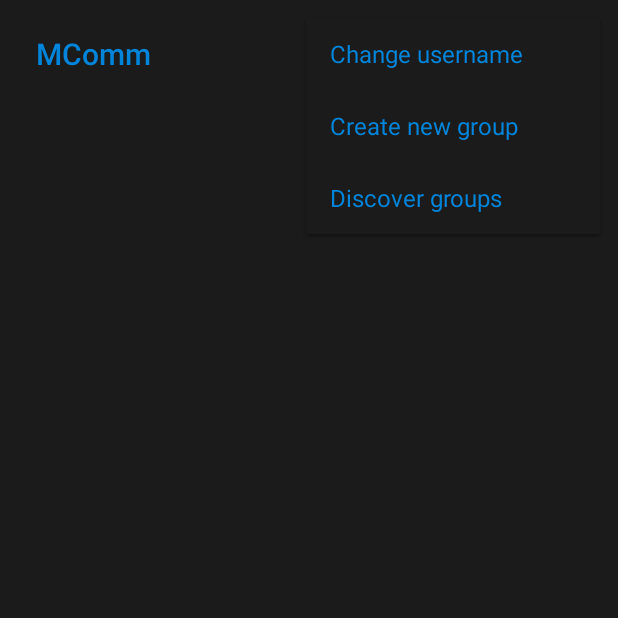
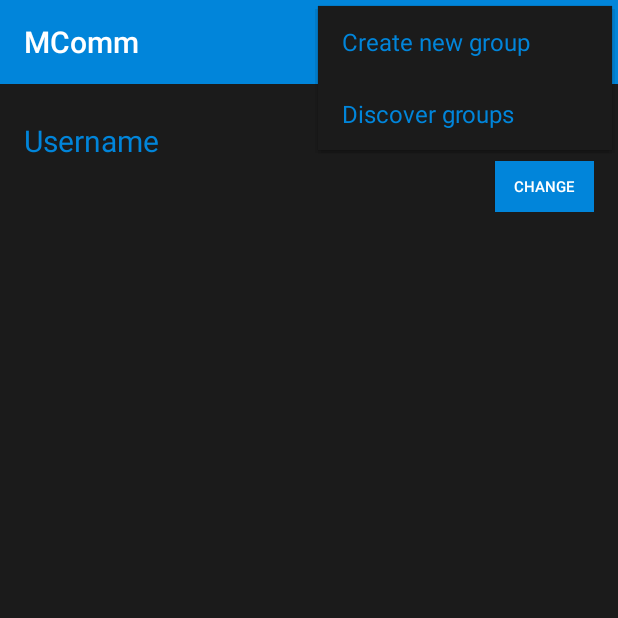
Before and after one commit to lucianPaul97/MComm, an Android app: the screen it shows after launch (MainActivity), with the options menu open, on a phone screen of 412 x 824 dp, the top half of it. Run offline under Robolectric (Android 15) with nearby library versions, the phone set to English and light mode, and no system bars.

Commit message:
Refactor interface for changing username

```diff
--- /dev/null
+++ b/MComm/app/src/main/java/com/example/mcommnew/HomeScreenFragment.java
@@ -0,0 +1,94 @@
+package com.example.mcommnew;
+
+import android.net.wifi.p2p.WifiP2pManager;
+import android.os.Bundle;
+import android.support.annotation.NonNull;
+import android.support.annotation.Nullable;
+import android.support.v4.app.Fragment;
+import android.view.LayoutInflater;
+import android.view.View;
+import android.view.ViewGroup;
+import android.widget.Button;
+import android.widget.TextView;
+import android.widget.Toast;
+
+import com.example.mcommnew.user.IUsername;
+import com.example.mcommnew.user.UsernameDialog;
+import com.example.mcommnew.user.UsernameDialogListener;
+
+public class HomeScreenFragment extends Fragment implements UsernameDialogListener, IUsername {
+
+    private TextView username;
+    private Button changeUsername;
+    private MyWifiP2PManager p2PManager;
+
+    @Nullable
+    @Override
+    public View onCreateView(@NonNull LayoutInflater inflater, @Nullable ViewGroup container, @Nullable Bundle savedInstanceState) {
+        View view = inflater.inflate(R.layout.home_screen_fragment, container, false);
+
+        return view;
+    }
+
+    @Override
+    public void onViewCreated(@NonNull View view, @Nullable Bundle savedInstanceState) {
+        username = view.findViewById(R.id.textUsername);
+        changeUsername = view.findViewById(R.id.changeUsernameButton);
+        changeUsername.setOnClickListener(onClickListener);
+        p2PManager = new MyWifiP2PManager(getActivity(), getContext());
+        p2PManager.setIUsernameListener(this);
+    }
+
+    @Override
+    public void onResume() {
+        super.onResume();
+        p2PManager.registerWifiReceiver();
+    }
+
+    @Override
+    public void onPause() {
+        super.onPause();
+        p2PManager.unregisterWifiReceiver();
+    }
+
+    View.OnClickListener onClickListener  = new View.OnClickListener() {
+        @Override
+        public void onClick(View view) {
+            if (view.getId() == R.id.changeUsernameButton)
+            {
+                openChangeUsernameDialog();
+            }
+        }
+    };
+
+    private void openChangeUsernameDialog() {
+        UsernameDialog usernameDialog = new UsernameDialog();
+        usernameDialog.setUsernameDialogListener(this);
+        usernameDialog.show(getActivity().getSupportFragmentManager(), "change username");
+    }
+
+    @Override
+    public void changeUsername(final String newUsername) {
+
+        WifiP2pManager.ActionListener actionListener = new WifiP2pManager.ActionListener() { //declare listener as a result code for setting username operation
+            @Override
+            public void onSuccess() {
+                Toast.makeText(getActivity(), "Username changed successfully", Toast.LENGTH_SHORT).show();
+                username.setText(newUsername);
+            }
+
+            @Override
+            public void onFailure(int i) {
+                Toast.makeText(getActivity(), "WiFi must be enabled to perform this action", Toast.LENGTH_SHORT).show();
+            }
+        };
+        p2PManager.changeUsername(newUsername, actionListener);
+
+    }
+
+
+    @Override
+    public void setUserName(String userName) {
+        username.setText(userName);
+    }
+}
--- a/MComm/app/src/main/java/com/example/mcommnew/MainActivity.java
+++ b/MComm/app/src/main/java/com/example/mcommnew/MainActivity.java
@@ -18,10 +18,8 @@ import android.view.MenuInflater;
 import android.view.MenuItem;
 
 import com.example.mcommnew.available_devices.AvailableDevicesFragment;
-import com.example.mcommnew.user.UsernameDialog;
-import com.example.mcommnew.user.UsernameDialogListener;
 
-public class MainActivity extends AppCompatActivity implements UsernameDialogListener {
+public class MainActivity extends AppCompatActivity{
 
     private static int ACCESS_COARSE_LOCATION_PERMISSION = 1;
 
@@ -32,10 +30,12 @@ public class MainActivity extends AppCompatActivity implements UsernameDialogLis
 
         Toolbar toolbar = findViewById(R.id.toolbar);
         toolbar.setTitle("MComm");
-        toolbar.setTitleTextColor(getResources().getColor(R.color.colorPrimaryDark));
         setSupportActionBar(toolbar);
         checkPermissions();
+        loadHomeFragment();
     }
+
+
 
     @Override
     public boolean onCreateOptionsMenu(Menu menu) {
@@ -53,9 +53,6 @@ public class MainActivity extends AppCompatActivity implements UsernameDialogLis
     @Override
     public boolean onOptionsItemSelected(MenuItem item) {
         switch (item.getItemId()) {
-            case R.id.changeUsername:
-                openChangeUsernameDialog();
-                break;
             case R.id.newGroup:
                 //TODO: implement this feature
                 break;
@@ -71,11 +68,6 @@ public class MainActivity extends AppCompatActivity implements UsernameDialogLis
 
         }
         return true;
-    }
-
-    private void openChangeUsernameDialog() {
-        UsernameDialog usernameDialog = new UsernameDialog();
-        usernameDialog.show(getSupportFragmentManager(), "change username");
     }
 
     private boolean isWiFiEnabled()
@@ -114,6 +106,11 @@ public class MainActivity extends AppCompatActivity implements UsernameDialogLis
 
     }
 
+    private void loadHomeFragment() {
+        HomeScreenFragment homeScreenFragment = new HomeScreenFragment();
+        getSupportFragmentManager().beginTransaction().replace(R.id.frameContainer, homeScreenFragment).commit();
+    }
+
     private void loadAvailableDevicesFragment()
     {
         AvailableDevicesFragment availableDevices = new AvailableDevicesFragment();
@@ -137,11 +134,4 @@ public class MainActivity extends AppCompatActivity implements UsernameDialogLis
             }
         }
     }
-
-    @Override
-    public void changeUsername(String newUsername) {
-
-        MyWifiP2PManager myWifiP2PManager = new MyWifiP2PManager(this, MainActivity.this);
-        myWifiP2PManager.setUsername(newUsername);
-    }
 }
--- a/MComm/app/src/main/java/com/example/mcommnew/receiver/WifiDirectBroadcastReceiver.java
+++ b/MComm/app/src/main/java/com/example/mcommnew/receiver/WifiDirectBroadcastReceiver.java
@@ -4,6 +4,7 @@ import android.content.BroadcastReceiver;
 import android.content.Context;
 import android.content.Intent;
 import android.net.NetworkInfo;
+import android.net.wifi.p2p.WifiP2pDevice;
 import android.net.wifi.p2p.WifiP2pManager;
 import com.example.mcommnew.MyWifiP2PManager;
 
@@ -48,6 +49,8 @@ public class WifiDirectBroadcastReceiver extends BroadcastReceiver {
 
 
         }else if (WifiP2pManager.WIFI_P2P_THIS_DEVICE_CHANGED_ACTION.equals(action)){
+            WifiP2pDevice device = intent.getParcelableExtra(WifiP2pManager.EXTRA_WIFI_P2P_DEVICE);
+            mWifiP2PManager.setDeviceName(device.deviceName);
 
         }
 
--- /dev/null
+++ b/MComm/app/src/main/java/com/example/mcommnew/user/IUsername.java
@@ -0,0 +1,5 @@
+package com.example.mcommnew.user;
+
+public interface IUsername {
+    void setUserName(String userName);
+}
--- a/MComm/app/src/main/res/layout/activity_main.xml
+++ b/MComm/app/src/main/res/layout/activity_main.xml
@@ -5,7 +5,6 @@
     android:layout_width="match_parent"
     android:layout_height="match_parent"
     tools:context=".MainActivity"
-    android:padding="8dp"
     android:background="@color/colorPrimary">
 
    <include
--- /dev/null
+++ b/MComm/app/src/main/res/layout/home_screen_fragment.xml
@@ -0,0 +1,52 @@
+<?xml version="1.0" encoding="utf-8"?>
+<RelativeLayout
+    xmlns:android="http://schemas.android.com/apk/res/android"
+    android:layout_width="match_parent"
+    android:layout_height="match_parent"
+    android:background="@color/colorPrimary"
+    android:padding="16dp"
+    android:layout_marginTop="8dp"
+    android:orientation="vertical">
+
+
+    <TextView
+        android:id="@+id/usernameLabel"
+        android:layout_width="wrap_content"
+        android:layout_height="wrap_content"
+        android:text="Username"
+        android:textColor="@color/colorPrimaryDark"
+        android:textSize="20sp"
+        />
+
+    <RelativeLayout
+        android:layout_width="match_parent"
+        android:layout_height="wrap_content"
+        android:layout_below="@id/usernameLabel">
+
+
+        <TextView
+            android:id="@+id/textUsername"
+            android:layout_width="wrap_content"
+            android:layout_height="wrap_content"
+            android:text=""
+            android:textColor="#ffff"
+            android:textSize="16sp"
+            android:layout_marginTop="10dp"
+            android:layout_marginStart="30dp"/>
+
+        <Button
+            android:id="@+id/changeUsernameButton"
+            android:layout_width="66dp"
+            android:layout_height="34dp"
+            android:layout_alignParentEnd="true"
+            android:background="@color/colorPrimaryDark"
+            android:text="Change"
+            android:textColor="#ffff"
+            android:textSize="10sp"
+
+            />
+    </RelativeLayout>
+
+
+
+</RelativeLayout>
--- a/MComm/app/src/main/res/layout/toolbar.xml
+++ b/MComm/app/src/main/res/layout/toolbar.xml
@@ -3,7 +3,8 @@
     android:layout_width="match_parent"
     android:layout_height="wrap_content"
     xmlns:app="http://schemas.android.com/apk/res-auto"
-    android:background="@color/colorPrimary"
+    android:background="@color/colorPrimaryDark"
+    app:titleTextColor="#ffff"
     android:theme="@style/ThemeOverlay.AppCompat.Dark.ActionBar"
     app:popupTheme="@style/ThemeOverlay.AppCompat.Light"
     >
--- a/MComm/app/src/main/res/menu/menu.xml
+++ b/MComm/app/src/main/res/menu/menu.xml
@@ -2,11 +2,6 @@
 <menu xmlns:android="http://schemas.android.com/apk/res/android"
     xmlns:app="http://schemas.android.com/apk/res-auto">
 
-
-    <item
-        android:id="@+id/changeUsername"
-        android:title="Change username"
-        app:showAsAction="never"/>
 
     <item
         android:id="@+id/newGroup"
```
Also changed, not shown: MComm/app/src/main/java/com/example/mcommnew/MyWifiP2PManager.java (+17 -16 lines), MComm/app/src/main/java/com/example/mcommnew/user/UsernameDialog.java (+8 -12 lines).
